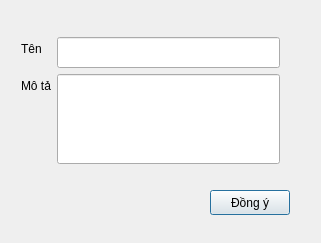
Qt form ManageEmployee/DialogFormDepartment.ui (PeZoi/Manage_Employee_App) before a commit.
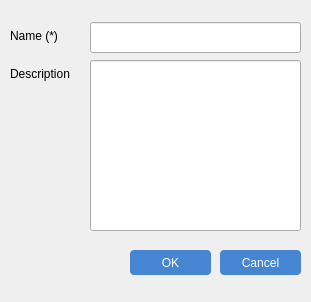
The same form after that commit. Icons and pictures are not drawn.

```diff
--- a/ManageEmployee/DialogFormDepartment.ui
+++ b/ManageEmployee/DialogFormDepartment.ui
@@ -6,68 +6,152 @@
    <rect>
     <x>0</x>
     <y>0</y>
-    <width>321</width>
-    <height>243</height>
+    <width>311</width>
+    <height>302</height>
    </rect>
   </property>
   <property name="windowTitle">
    <string>DialogFormDepartment</string>
   </property>
-  <widget class="QWidget" name="formLayoutWidget">
+  <property name="styleSheet">
+   <string notr="true"/>
+  </property>
+  <widget class="QLineEdit" name="name">
    <property name="geometry">
     <rect>
+     <x>90</x>
+     <y>22</y>
+     <width>211</width>
+     <height>31</height>
+    </rect>
+   </property>
+   <property name="styleSheet">
+    <string notr="true">height: 25px;</string>
+   </property>
+  </widget>
+  <widget class="QLineEdit" name="description">
+   <property name="geometry">
+    <rect>
+     <x>90</x>
+     <y>60</y>
+     <width>211</width>
+     <height>171</height>
+    </rect>
+   </property>
+   <property name="styleSheet">
+    <string notr="true"/>
+   </property>
+  </widget>
+  <widget class="QLabel" name="label">
+   <property name="geometry">
+    <rect>
      <x>10</x>
-     <y>20</y>
-     <width>281</width>
-     <height>155</height>
+     <y>60</y>
+     <width>63</width>
+     <height>28</height>
     </rect>
    </property>
-   <layout class="QFormLayout" name="formLayout">
-    <item row="0" column="0">
-     <layout class="QVBoxLayout" name="verticalLayout"/>
-    </item>
-    <item row="2" column="0">
-     <widget class="QLabel" name="label">
-      <property name="text">
-       <string>Mô tả</string>
-      </property>
-     </widget>
-    </item>
-    <item row="2" column="1">
-     <widget class="QLineEdit" name="description">
-      <property name="styleSheet">
-       <string notr="true">height: 100px;</string>
-      </property>
-     </widget>
-    </item>
-    <item row="1" column="0">
-     <widget class="QLabel" name="label_4">
-      <property name="text">
-       <string>Tên</string>
-      </property>
-     </widget>
-    </item>
-    <item row="1" column="1">
-     <widget class="QLineEdit" name="name">
-      <property name="styleSheet">
-       <string notr="true">height: 25px;</string>
-      </property>
-     </widget>
-    </item>
-   </layout>
+   <property name="text">
+    <string>Description</string>
+   </property>
+  </widget>
+  <widget class="QLabel" name="label_4">
+   <property name="geometry">
+    <rect>
+     <x>10</x>
+     <y>22</y>
+     <width>55</width>
+     <height>28</height>
+    </rect>
+   </property>
+   <property name="text">
+    <string>Name (*)</string>
+   </property>
   </widget>
   <widget class="QPushButton" name="submit">
    <property name="geometry">
     <rect>
-     <x>210</x>
-     <y>190</y>
-     <width>80</width>
+     <x>130</x>
+     <y>250</y>
+     <width>81</width>
      <height>25</height>
     </rect>
    </property>
+   <property name="styleSheet">
+    <string notr="true">QPushButton {
+	text-align: center;
+	color: #fff;
+	background-color: rgba(70, 133, 210, 1);
+	border-radius: 4px;
+}
+
+QPushButton:hover {
+	background-color: rgba(70, 133, 210, 0.7);
+}</string>
+   </property>
    <property name="text">
-    <string>Đồng ý</string>
+    <string>OK</string>
    </property>
+   <property name="icon">
+    <iconset>
+     <normaloff>C:/Users/MY PC/Documents/Zalo Received Files/icons/check.png</normaloff>C:/Users/MY PC/Documents/Zalo Received Files/icons/check.png</iconset>
+   </property>
+   <property name="iconSize">
+    <size>
+     <width>14</width>
+     <height>14</height>
+    </size>
+   </property>
+  </widget>
+  <widget class="QPushButton" name="cancelButton">
+   <property name="geometry">
+    <rect>
+     <x>220</x>
+     <y>250</y>
+     <width>81</width>
+     <height>25</height>
+    </rect>
+   </property>
+   <property name="styleSheet">
+    <string notr="true">QPushButton {
+	text-align: center;
+	color: #fff;
+	background-color: rgba(70, 133, 210, 1);
+	border-radius: 4px;
+}
+
+QPushButton:hover {
+	background-color: rgba(70, 133, 210, 0.7);
+}</string>
+   </property>
+   <property name="text">
+    <string>Cancel</string>
+   </property>
+   <property name="icon">
+    <iconset>
+     <normaloff>C:/Users/MY PC/Documents/Zalo Received Files/icons/close.png</normaloff>C:/Users/MY PC/Documents/Zalo Received Files/icons/close.png</iconset>
+   </property>
+   <property name="iconSize">
+    <size>
+     <width>12</width>
+     <height>12</height>
+    </size>
+   </property>
+  </widget>
+  <widget class="QWidget" name="verticalLayoutWidget">
+   <property name="geometry">
+    <rect>
+     <x>0</x>
+     <y>280</y>
+     <width>311</width>
+     <height>20</height>
+    </rect>
+   </property>
+   <layout class="QVBoxLayout" name="verticalLayout">
+    <property name="leftMargin">
+     <number>0</number>
+    </property>
+   </layout>
   </widget>
  </widget>
  <layoutdefault spacing="6" margin="11"/>
```
